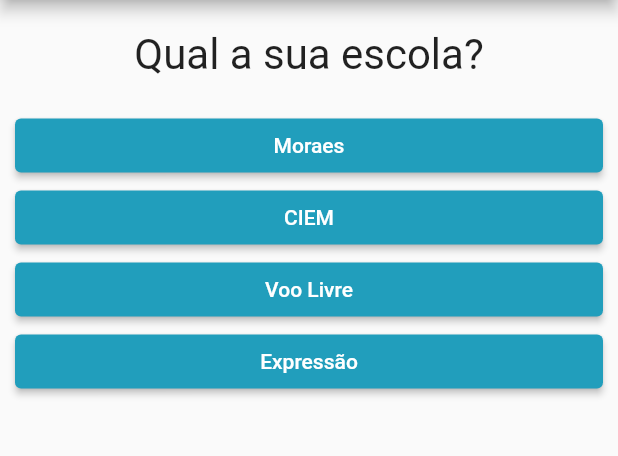
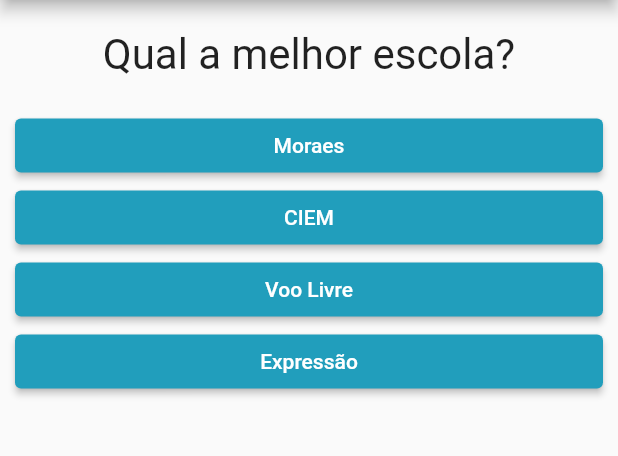
Before and after one commit to brunodeev/quiz_app, a Flutter app: the screen it shows after launch, after a tap on "Vermelho", after a tap on "Leão", on a phone screen of 412 x 824 dp, the part 84-540 px from its top. Run offline on Flutter 3.47's test engine with Material 2 defaults, Android fonts, the phone set to English and light mode, and no system bars.

Commit message:
adicionando pontuação às respostas

```diff
--- a/lib/main.dart
+++ b/lib/main.dart
@@ -23,19 +23,39 @@ class _PerguntaAppState extends State<PerguntaApp> {
   final _perguntas = const [
     {
       'texto': 'Qual é a sua cor favorita?',
-      'respostas': ['Vermelho', 'Amarelo', 'Verde', 'Azul'],
+      'respostas': [
+        {'texto': 'Vermelho', 'nota': 10},
+        {'texto': 'Amarelo', 'nota': 5},
+        {'texto': 'Verde', 'nota': 3},
+        {'texto': 'Azul', 'nota': 1},
+      ],
     },
     {
       'texto': 'Qual é seu animal favorito?',
-      'respostas': ['Cobra', 'Leão', 'Elefante', 'Dinossauro'],
+      'respostas': [
+        {'texto': 'Cobra', 'nota': 10},
+        {'texto': 'Leão', 'nota': 5},
+        {'texto': 'Elefante', 'nota': 3},
+        {'texto': 'Dinossauro', 'nota': 1},
+      ],
     },
     {
-      'texto': 'Qual a sua escola?',
-      'respostas': ['Moraes', 'CIEM', 'Voo Livre', 'Expressão'],
+      'texto': 'Qual a melhor escola?',
+      'respostas': [
+        {'texto': 'Moraes', 'nota': 10},
+        {'texto': 'CIEM', 'nota': 5},
+        {'texto': 'Voo Livre', 'nota': 3},
+        {'texto': 'Expressão', 'nota': 1},
+      ],
     },
     {
       'texto': 'Qual a sua idade?',
-      'respostas': ['15', '16', '17', '18'],
+      'respostas': [
+        {'texto': '15', 'nota': 10},
+        {'texto': '16', 'nota': 5},
+        {'texto': '17', 'nota': 3},
+        {'texto': '18', 'nota': 1},
+      ],
     }
   ];
 
--- a/lib/quiz.dart
+++ b/lib/quiz.dart
@@ -8,6 +8,7 @@ class Quiz extends StatelessWidget {
   final void Function() responder;
 
   const Quiz({
+    super.key,
     required this.perguntaSelecionada,
     required this.perguntas,
     required this.responder,
@@ -19,14 +20,16 @@ class Quiz extends StatelessWidget {
 
   @override
   Widget build(BuildContext context) {
-    List<String> respostas = temPerguntaSelecionada
+    List<Map<String, Object>> respostas = temPerguntaSelecionada
         ? perguntas[perguntaSelecionada].cast()['respostas']
         : [];
 
     return Column(
       children: [
         Question(perguntas[perguntaSelecionada]['texto'].toString()),
-        ...respostas.map((text) => AnswerButton(text, responder)).toList(),
+        ...respostas
+            .map((answer) => AnswerButton(answer['texto'] as String, responder))
+            .toList(),
       ],
     );
   }
```
